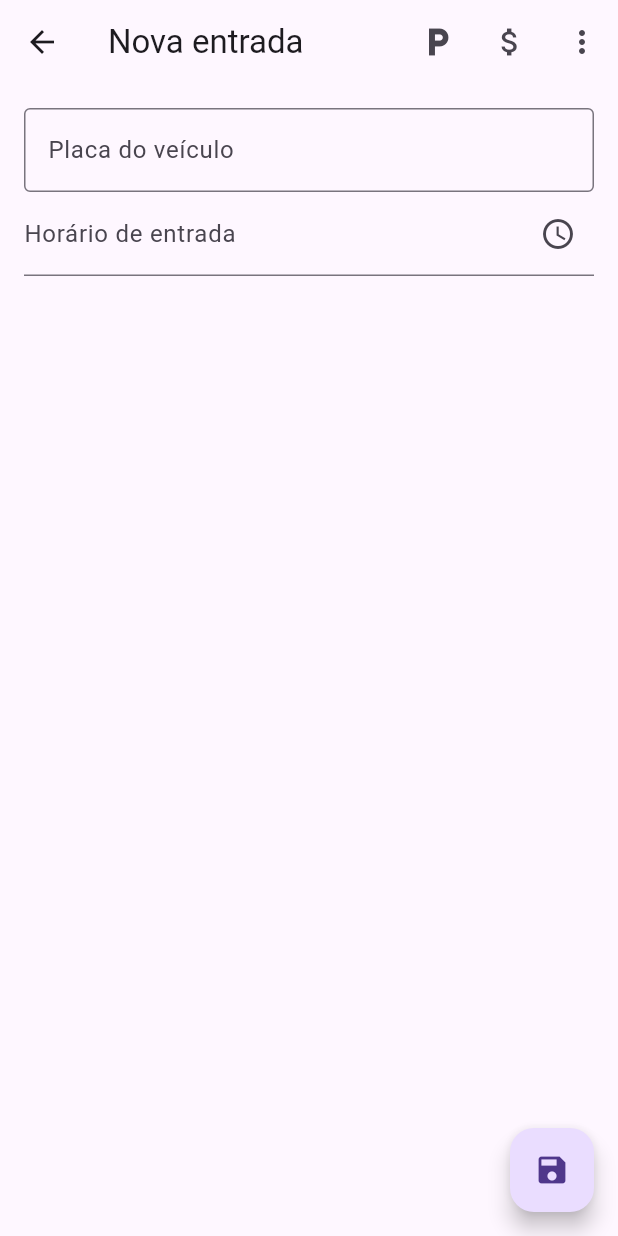
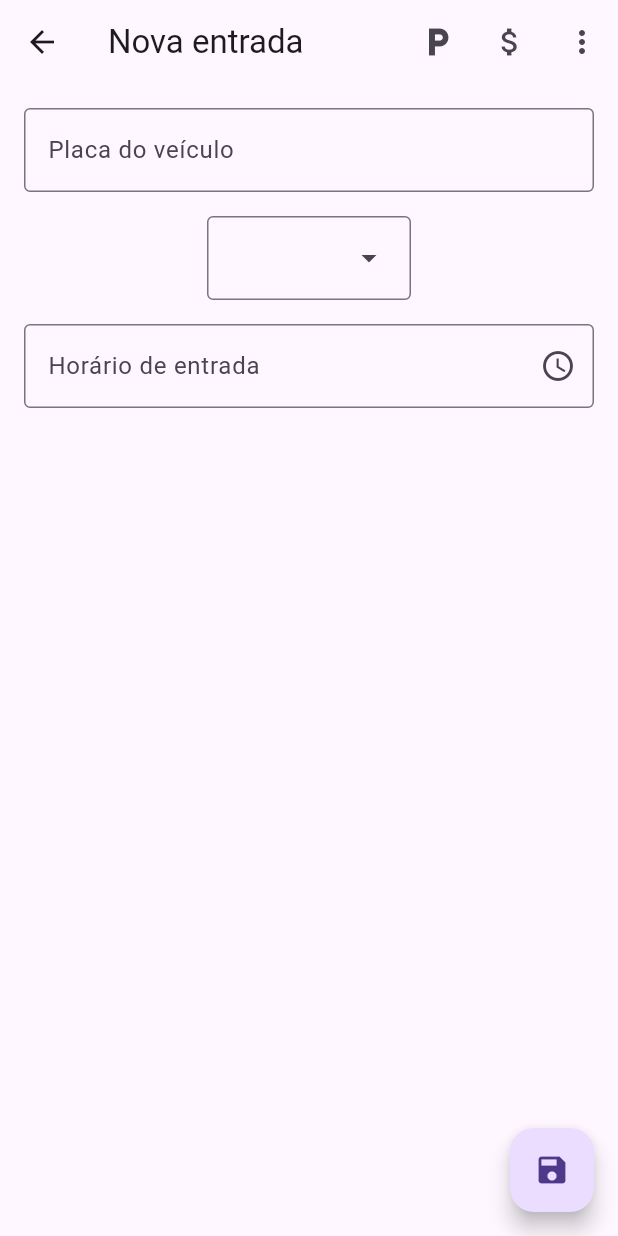
Before and after one commit to ProfessorAndersonChoren/appII_night_julio, a Flutter app: the NewTicket screen opened by its route, on a phone screen of 412 x 824 dp. Run offline on Flutter 3.47's test engine with Material 3 defaults, Android fonts, the phone set to English and light mode, and no system bars.

Commit message:
Projeto Parking - Tela de cadastro de tickets

```diff
--- a/parking/lib/model/vehicle_type.dart
+++ b/parking/lib/model/vehicle_type.dart
@@ -1,4 +1,18 @@
 enum VehicleType {
-  motorcycle,
-  car,
+  motorcycle(
+    value: 'motorcycle',
+    label: 'Moto',
+  ),
+  car(
+    value: 'car',
+    label: 'Carro',
+  );
+
+  const VehicleType({
+    required this.value,
+    required this.label,
+  });
+
+  final String value;
+  final String label;
 }
--- a/parking/lib/screens/new_ticket/new_ticket.dart
+++ b/parking/lib/screens/new_ticket/new_ticket.dart
@@ -1,5 +1,7 @@
 import 'package:flutter/material.dart';
+import 'package:parking/model/vehicle_type.dart';
 import 'package:parking/screens/shared/custom_appbar.dart';
+import 'package:parking/screens/shared/custom_dropdown_menu.dart';
 
 class NewTicket extends StatefulWidget {
   const NewTicket({super.key});
@@ -9,6 +11,11 @@ class NewTicket extends StatefulWidget {
 }
 
 class _NewTicketState extends State<NewTicket> {
+  final plateController = TextEditingController();
+  final entryTimeController = TextEditingController();
+  final typesController = TextEditingController();
+  final listOfTypes = VehicleType.values.map((item) => item.label).toList();
+
   @override
   Widget build(BuildContext context) {
     return Scaffold(
@@ -24,20 +31,33 @@ class _NewTicketState extends State<NewTicket> {
           child: Column(
             children: [
               TextFormField(
+                controller: plateController,
                 decoration: const InputDecoration(
                   label: Text('Placa do veículo'),
                   border: OutlineInputBorder(),
                 ),
               ),
-              // TODO Fazer os "selects"
+              const SizedBox(height: 16),
+              CustomDropdownMenu(
+                list: listOfTypes,
+                controller: typesController,
+              ),
+              const SizedBox(height: 16),
               TextField(
+                controller: entryTimeController,
+                readOnly: true,
                 decoration: InputDecoration(
-                  label: const Text('Horário de entrada'),
+                  border: const OutlineInputBorder(),
+                  label: const Text(
+                    'Horário de entrada',
+                  ),
                   suffixIcon: IconButton(
                     icon: const Icon(
                       Icons.schedule,
                     ),
-                    onPressed: () {},
+                    onPressed: () async {
+                      entryTimeController.text = await showTimeDialog();
+                    },
                   ),
                 ),
               )
@@ -47,4 +67,23 @@ class _NewTicketState extends State<NewTicket> {
       ),
     );
   }
+
+  Future<String> showTimeDialog() async {
+    final time = await showTimePicker(
+      context: context,
+      initialTime: TimeOfDay.now(),
+      initialEntryMode: TimePickerEntryMode.input,
+      builder: (context, child) {
+        return MediaQuery(
+          data: MediaQuery.of(context).copyWith(alwaysUse24HourFormat: true),
+          child: child!,
+        );
+      },
+    );
+
+    return _formatTime(time!);
+  }
+
+  String _formatTime(TimeOfDay time) =>
+      "${time.hour.toString().padLeft(2, '0')}:${time.minute.toString().padLeft(2, '0')}";
 }
--- /dev/null
+++ b/parking/lib/screens/shared/custom_dropdown_menu.dart
@@ -0,0 +1,25 @@
+import 'package:flutter/material.dart';
+
+class CustomDropdownMenu extends StatelessWidget {
+  final List<String> list;
+  final TextEditingController controller;
+  const CustomDropdownMenu({
+    super.key,
+    required this.list,
+    required this.controller,
+  });
+
+  @override
+  Widget build(BuildContext context) {
+    return DropdownMenu(
+      dropdownMenuEntries: list
+          .map(
+            (item) => DropdownMenuEntry(
+              value: item,
+              label: item,
+            ),
+          )
+          .toList(),
+    );
+  }
+}
```
